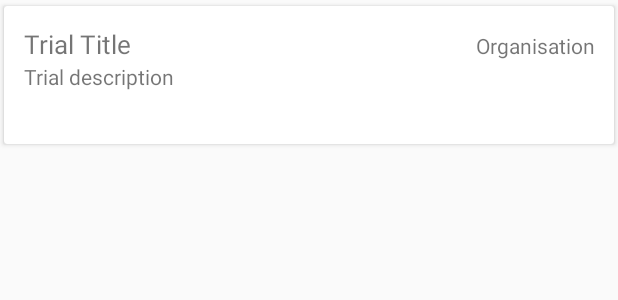
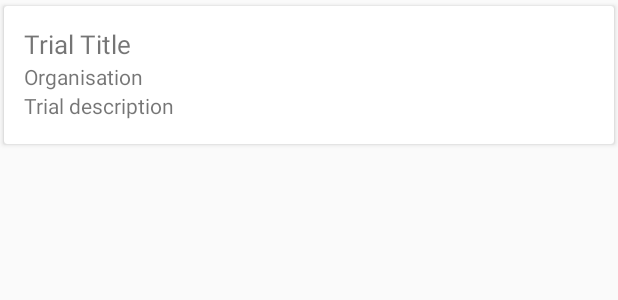
Before and after one commit to Alexandru-S/NeurobranchApp, an Android app: the layout trial_card.xml on its own in the app's theme, with its tools: preview values and no code run, on a phone screen of 412 x 824 dp. Shown: the top 300 px of the screen. Run offline under Robolectric (Android 15) with nearby library versions, the phone set to English and light mode, and no system bars.

Commit message:
fixed issues with cardviews on long trial names and tidied up layouts

```diff
--- a/app/src/main/java/com/glassbyte/neurobranch/Portal/MainSections/CardAdapter.java
+++ b/app/src/main/java/com/glassbyte/neurobranch/Portal/MainSections/CardAdapter.java
@@ -77,8 +77,8 @@ public class CardAdapter extends RecyclerView.Adapter<CardAdapter.DataObjectHold
     }
 
     private void alertDescription(final Trial trial, final Context context) {
-        TrialInfo trialInfo = new TrialInfo(trial.getTrialName() + " (" + (trial.getOrganisation()) + ")",
-                trial.getTrialDescription(), Formatting.formatResearchers(trial.getResearcherName()),
+        TrialInfo trialInfo = new TrialInfo(trial.getTrialName(), trial.getTrialDescription(),
+                Formatting.formatResearchers(trial.getResearcherName()),
                 trial.getOrganisation(), trial.getStartTime(), trial.getEndTime());
         trialInfo.show(fragmentManager, "info");
         trialInfo.setTrialInfoDialogListener(new TrialInfo.SetTrialInfoListener() {
--- a/app/src/main/java/com/glassbyte/neurobranch/Services/Globals.java
+++ b/app/src/main/java/com/glassbyte/neurobranch/Services/Globals.java
@@ -11,11 +11,11 @@ public class Globals {
     public static final int SPLASH_DURATION = 2000;
 
     //networking
-    public static final String BACKEND_URL = "http://localhost:3000/";
+    public static final String BACKEND_URL = "http://localhost:80/";
     public static final String AWS_URL = "http://ec2-54-229-150-246.eu-west-1.compute.amazonaws.com/";
-    public static final String EMULATOR_LOOPBACK = "http://10.0.2.2:3000/";
+    public static final String EMULATOR_LOOPBACK = "http://10.0.2.2:80/";
 
-    public static final String POST_TRIALS_ADDRESS = AWS_URL; //EMULATOR_LOOPBACK;
+    public static final String POST_TRIALS_ADDRESS = EMULATOR_LOOPBACK;
     public static final String GET_TRIALS_ADDRESS = POST_TRIALS_ADDRESS + "api/trialdata";
     public static final String POST_TRIAL_RESPONSE = POST_TRIALS_ADDRESS + "insert";
     public static final String POST_QUESTION_RESPONSE = POST_TRIALS_ADDRESS + "api/responsedata";
--- a/app/src/main/res/layout/trial_card.xml
+++ b/app/src/main/res/layout/trial_card.xml
@@ -39,28 +39,23 @@
             android:focusable="true"
             android:padding="12dp">
 
-            <LinearLayout
-                android:id="@+id/title_org"
-                android:layout_width="match_parent"
-                android:layout_height="wrap_content">
             <TextView
-                    android:layout_weight="1000000000000000"
                 android:id="@+id/trial_title"
                 android:layout_width="wrap_content"
                 android:layout_height="wrap_content"
                 android:text="Trial Title"
                 android:textSize="17sp" />
             <TextView
-                    android:textAlignment="textEnd"
-                    android:layout_weight="2"
+                android:gravity="start"
+                android:textAlignment="textStart"
+                android:layout_below="@id/trial_title"
                 android:id="@+id/trial_organisation"
                 android:layout_width="wrap_content"
                 android:layout_height="wrap_content"
                 android:text="Organisation" />
-            </LinearLayout>
 
             <TextView
-                android:layout_below="@id/title_org"
+                android:layout_below="@id/trial_organisation"
                 android:id="@+id/trial_desc"
                 android:layout_width="wrap_content"
                 android:layout_height="wrap_content"
```
Also changed, not shown: app/src/main/java/com/glassbyte/neurobranch/Dialogs/TrialInfo.java (+28 -56 lines). Lines whose indentation alone changed are shown as unchanged.
